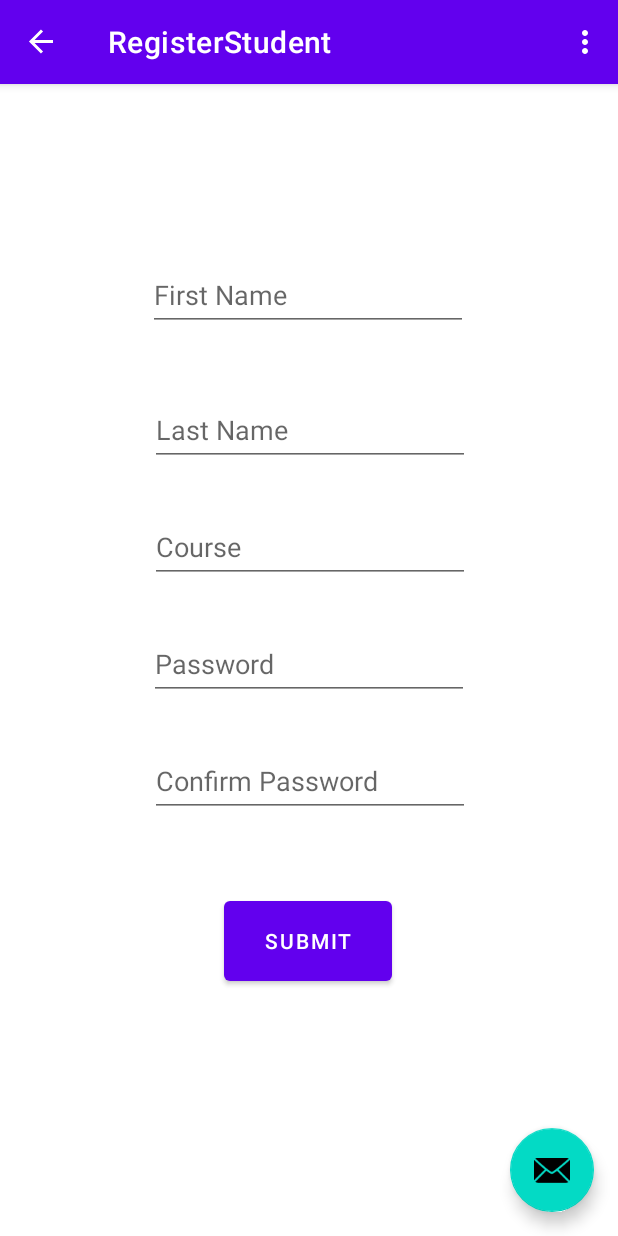
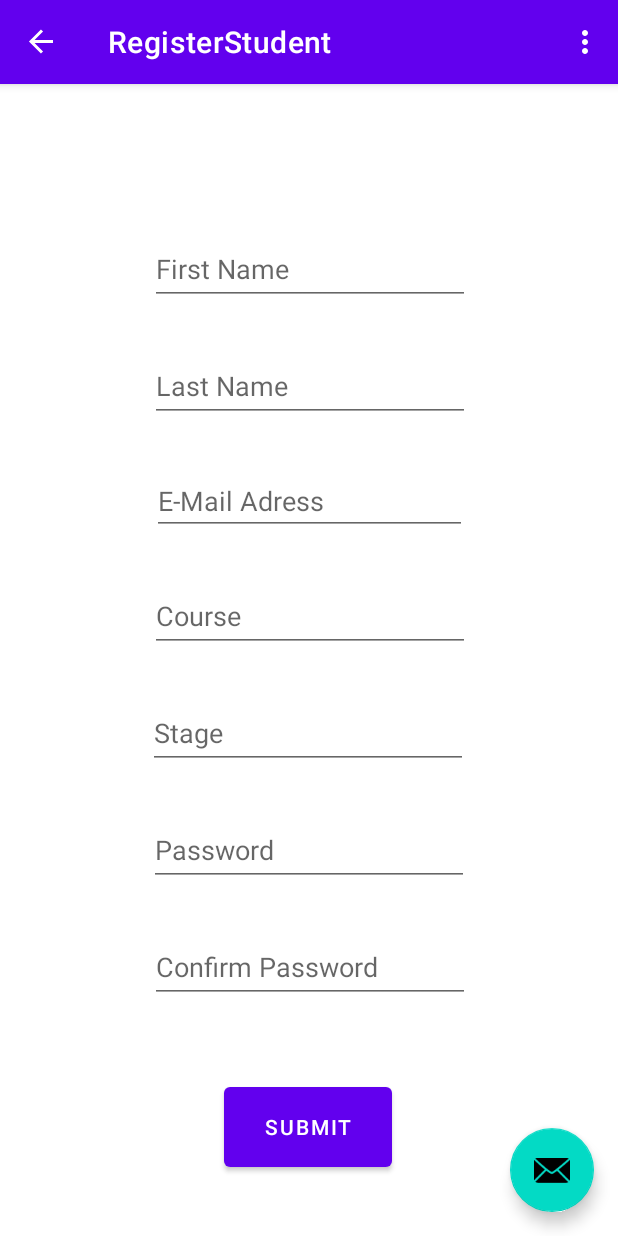
Before and after one commit to LouisCGF/team-23-Project, an Android app: the RegisterStudent screen opened through its navigation route, on a phone screen of 412 x 824 dp. Run offline under Robolectric (Android 15) with nearby library versions, the phone set to English and light mode, and no system bars; our stand-ins replace navigation-ui.

Commit message:
Updated the info fields in register_student.xml and register_staff.xml pages to the actual fields from the DB.

```diff
--- a/app/src/main/res/layout/register_student.xml
+++ b/app/src/main/res/layout/register_student.xml
@@ -4,13 +4,12 @@
     xmlns:tools="http://schemas.android.com/tools"
     android:layout_width="match_parent"
     android:layout_height="match_parent">
-    tools:context=".RegisterStudent">
 
     <Button
         android:id="@+id/submitStudentRegBtn"
         android:layout_width="112dp"
         android:layout_height="65dp"
-        android:layout_marginBottom="164dp"
+        android:layout_marginBottom="40dp"
         android:text="Submit"
         app:layout_constraintBottom_toBottomOf="parent"
         app:layout_constraintEnd_toEndOf="parent"
@@ -53,7 +52,7 @@
         android:hint="Course"
         android:inputType="textPersonName"
         android:minHeight="48dp"
-        app:layout_constraintBottom_toTopOf="@+id/passwordStudentRegTxt"
+        app:layout_constraintBottom_toTopOf="@+id/stageStudentTxt"
         app:layout_constraintEnd_toEndOf="parent"
         app:layout_constraintHorizontal_bias="0.502"
         app:layout_constraintStart_toStartOf="parent" />
@@ -67,16 +66,29 @@
         android:hint="Last Name"
         android:inputType="textPersonName"
         android:minHeight="48dp"
-        app:layout_constraintBottom_toTopOf="@+id/courseStudentTxt"
+        app:layout_constraintBottom_toTopOf="@+id/emailAdrStudentTxt"
         app:layout_constraintEnd_toEndOf="parent"
         app:layout_constraintHorizontal_bias="0.502"
+        app:layout_constraintStart_toStartOf="parent" />
+
+    <EditText
+        android:id="@+id/stageStudentTxt"
+        android:layout_width="wrap_content"
+        android:layout_height="wrap_content"
+        android:layout_marginBottom="30dp"
+        android:ems="10"
+        android:hint="Stage"
+        android:inputType="textPersonName"
+        android:minHeight="48dp"
+        app:layout_constraintBottom_toTopOf="@+id/passwordStudentRegTxt"
+        app:layout_constraintEnd_toEndOf="parent"
+        app:layout_constraintHorizontal_bias="0.497"
         app:layout_constraintStart_toStartOf="parent" />
 
     <EditText
         android:id="@+id/firstNameStudentTxt"
         android:layout_width="wrap_content"
         android:layout_height="wrap_content"
-        android:layout_marginTop="92dp"
         android:layout_marginBottom="30dp"
         android:ems="10"
         android:hint="First Name"
@@ -84,9 +96,20 @@
         android:minHeight="48dp"
         app:layout_constraintBottom_toTopOf="@+id/lastNameStudentTxt"
         app:layout_constraintEnd_toEndOf="parent"
-        app:layout_constraintHorizontal_bias="0.497"
-        app:layout_constraintStart_toStartOf="parent"
-        app:layout_constraintTop_toTopOf="parent"
-        app:layout_constraintVertical_bias="0.666" />
+        app:layout_constraintHorizontal_bias="0.502"
+        app:layout_constraintStart_toStartOf="parent" />
+
+    <EditText
+        android:id="@+id/emailAdrStudentTxt"
+        android:layout_width="210dp"
+        android:layout_height="wrap_content"
+        android:layout_marginBottom="30dp"
+        android:ems="10"
+        android:hint="E-Mail Adress"
+        android:inputType="textEmailAddress"
+        app:layout_constraintBottom_toTopOf="@+id/courseStudentTxt"
+        app:layout_constraintEnd_toEndOf="parent"
+        app:layout_constraintHorizontal_bias="0.502"
+        app:layout_constraintStart_toStartOf="parent" />
 
 </androidx.constraintlayout.widget.ConstraintLayout>
```
Also changed, not shown: app/src/main/res/layout/register_staff.xml (+31 -4 lines).
